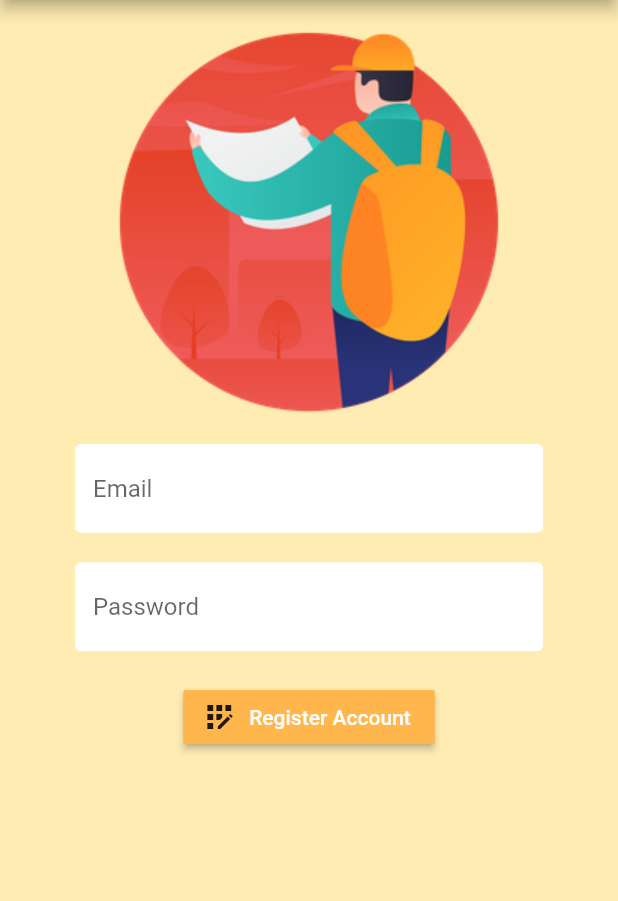
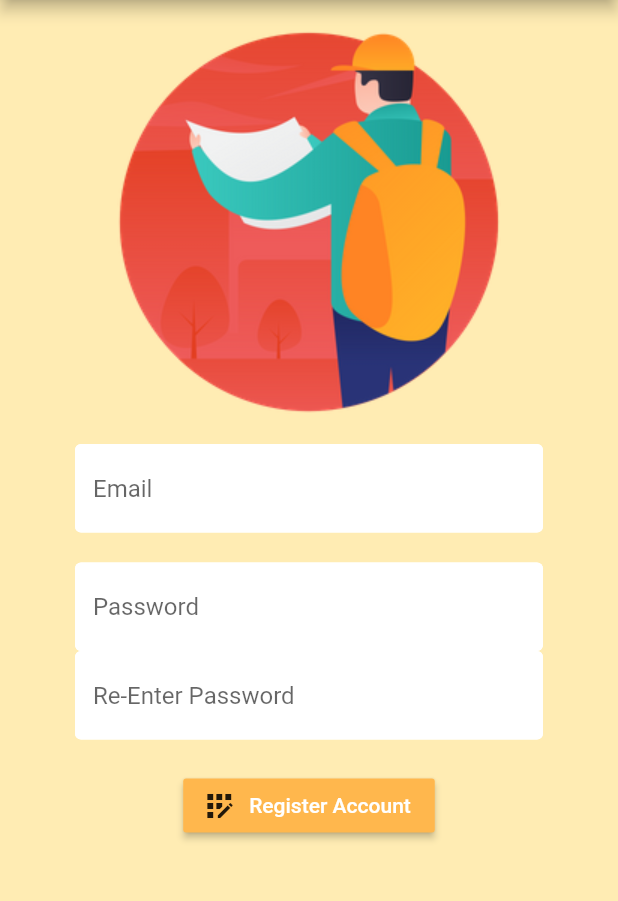
Before and after one commit to joeltanig77/Spots-App, a Flutter app: the Register screen opened directly, on a phone screen of 412 x 824 dp, the part 84-985 px from its top. Run offline on Flutter 3.47's test engine with Material 2 defaults, Android fonts, the phone set to English and light mode, and no system bars; our stand-ins replace cloud_firestore, firebase_auth, geolocator, google_maps_flutter; missing offline and left inert: loading_animations; accounts and stored records are empty.

Commit message:
added the re enter password prompt

```diff
--- a/lib/screens/authenticate/register.dart
+++ b/lib/screens/authenticate/register.dart
@@ -14,9 +14,10 @@ class Register extends StatefulWidget {
 }
 
 class _RegisterState extends State<Register> {
-  String error = '';
+  String error = "";
   String email = "";
   String password = "";
+  String passwordCheck = "";
   final Service _auth = Service();
   final _formKey = GlobalKey<FormState>();
   bool areWeLoading = false;
@@ -69,6 +70,16 @@ class _RegisterState extends State<Register> {
                     obscureText: true,
                       decoration: textInputStyle.copyWith(hintText: "Password"),
                   ),
+                  TextFormField(
+                    validator: (val) => val != password ? 'Passwords do not match' : null,
+                    onChanged: (val) {
+                      setState(() {
+                        passwordCheck = val.trim();
+                      });
+                    },
+                    obscureText: true,
+                    decoration: textInputStyle.copyWith(hintText: "Re-Enter Password"),
+                  ),
                   SizedBox(height: 20),
                   RaisedButton.icon(
                     icon: Icon(Icons.app_registration),
@@ -94,7 +105,7 @@ class _RegisterState extends State<Register> {
                     },
                     color: Colors.orange[300],
                   ),
-                  SizedBox(height: 14.0,),
+                  SizedBox(height: 20.0,),
                   Text(error,
                   style: TextStyle(
                     color: Colors.red[311],
--- a/lib/screens/home/home.dart
+++ b/lib/screens/home/home.dart
@@ -206,9 +206,10 @@ class _HomeState extends State<Home> {
                     onDragEnd:((newMarker){
                       coords.add(LatLng(newMarker.latitude, newMarker.longitude));
 
-                  }),
+                    }),
 
                     onTap: () {
+                      print(MarkerId);
                       print("Initial Position");
                       print(userMarkers[count-1].position);
                       print("Final Position");
```
